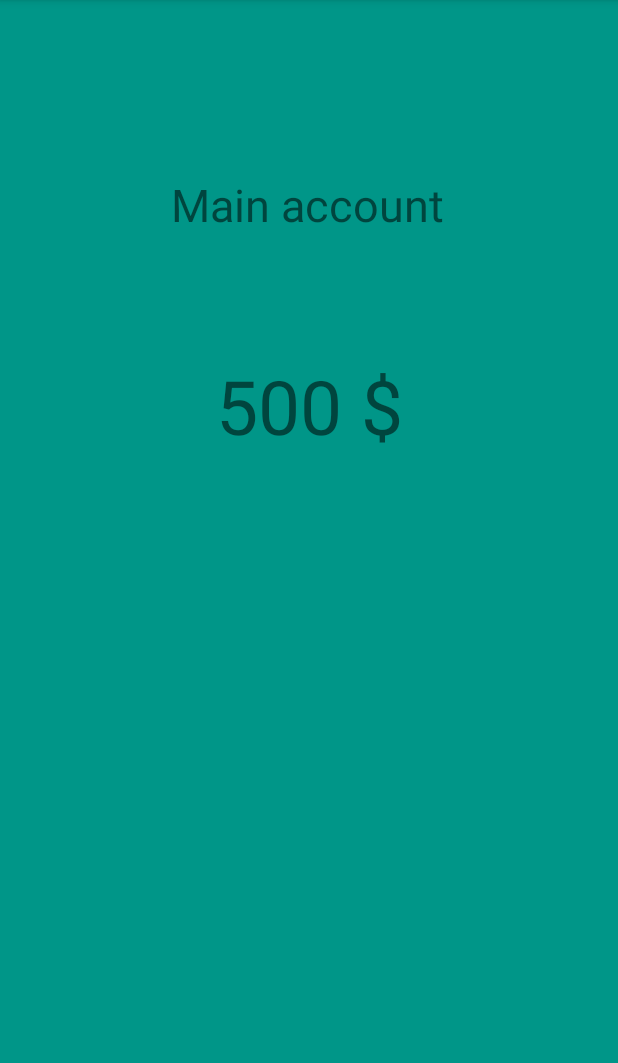
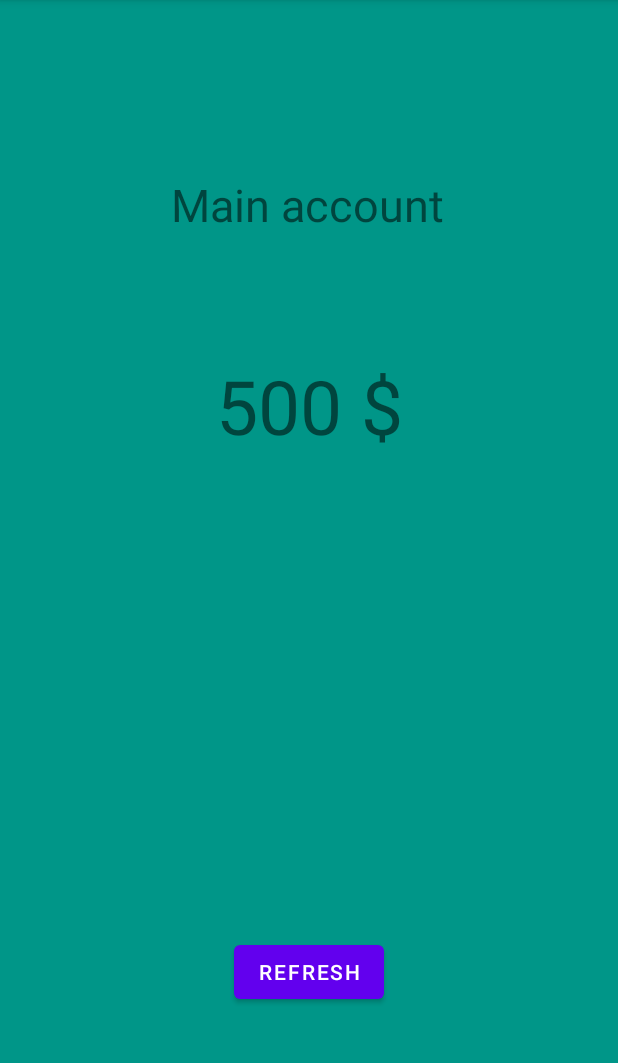
Before and after one commit to Hyzzeer/ADSA, an Android app: the HomeActivity screen opened directly, with no data from a screen before it, on a phone screen of 412 x 824 dp, the part 84-1147 px from its top. Run offline under Robolectric (Android 15) with nearby library versions, the phone set to English and light mode, and no system bars.

Commit message:
calling account api for refresh button

```diff
--- a/appkotlin/app/build.gradle
+++ b/appkotlin/app/build.gradle
@@ -34,7 +34,8 @@ android {
 }
 
 dependencies {
-
+    implementation 'org.jetbrains.kotlinx:kotlinx-coroutines-android:1.1.1'
+    implementation 'com.squareup.okhttp3:okhttp:3.8.1'
     implementation "org.jetbrains.kotlin:kotlin-stdlib:$kotlin_version"
     implementation 'androidx.core:core-ktx:1.3.2'
     implementation 'androidx.appcompat:appcompat:1.2.0'
--- a/appkotlin/app/src/main/AndroidManifest.xml
+++ b/appkotlin/app/src/main/AndroidManifest.xml
@@ -2,6 +2,7 @@
 <manifest xmlns:android="http://schemas.android.com/apk/res/android"
     package="com.example.appkotlin">
 
+    <uses-permission android:name="android.permission.INTERNET" />
     <uses-permission android:name="android.permission.INTERNET" />
 
     <application
--- a/appkotlin/app/src/main/java/com/example/appkotlin/SplashActivity.kt
+++ b/appkotlin/app/src/main/java/com/example/appkotlin/SplashActivity.kt
@@ -23,6 +23,7 @@ class SplashActivity : AppCompatActivity() {
         //setContentView(R.layout.activity_splash)
 
         val db: SQLiteDatabase = getDb()
+
         val pinUser:String? = getPinFromDb(db)
         if (pinUser==null){
             // navigate to login
--- a/appkotlin/app/src/main/res/layout/activity_home.xml
+++ b/appkotlin/app/src/main/res/layout/activity_home.xml
@@ -29,4 +29,15 @@
         app:layout_constraintEnd_toEndOf="parent"
         app:layout_constraintStart_toStartOf="parent"
         app:layout_constraintTop_toBottomOf="@+id/titleView" />
+
+    <Button
+        android:id="@+id/button"
+        android:layout_width="wrap_content"
+        android:layout_height="wrap_content"
+        android:layout_marginBottom="96dp"
+        android:onClick="refresh"
+        android:text="@string/refresh"
+        app:layout_constraintBottom_toBottomOf="parent"
+        app:layout_constraintEnd_toEndOf="parent"
+        app:layout_constraintStart_toStartOf="parent" />
 </androidx.constraintlayout.widget.ConstraintLayout>
--- a/appkotlin/app/src/main/res/values/strings.xml
+++ b/appkotlin/app/src/main/res/values/strings.xml
@@ -25,6 +25,7 @@
     <string name="button_5">5</string>
     <string name="tapez_votre_code_de_securite">Tapez votre code de sécurité</string>
     <string name="valider">Valider</string>
+    <string name="refresh">Refresh</string>
 
 
 </resources>
```
Also changed, not shown: appkotlin/app/src/main/java/com/example/appkotlin/HomeActivity.kt (+29 -0 lines).
